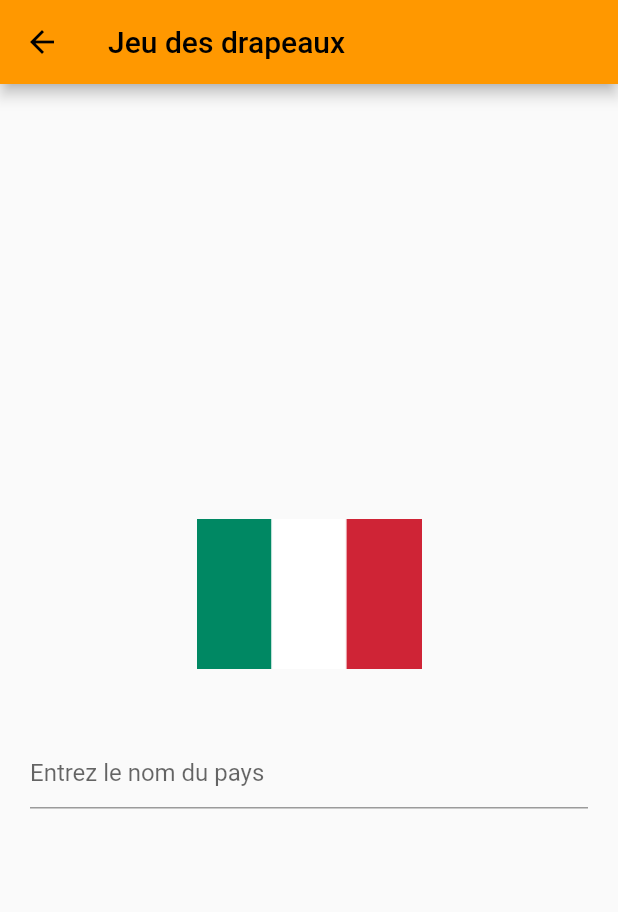
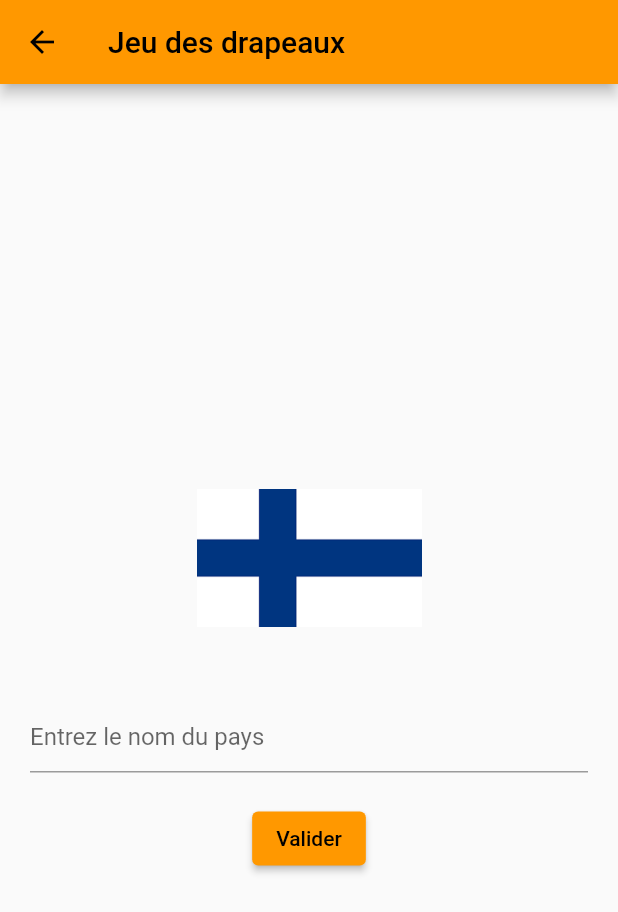
Before and after one commit to Snikyy4/projet_mob, a Flutter app: the FlagsScreen screen opened directly, on a phone screen of 412 x 824 dp. Shown: the top 912 px of the screen. Run offline on Flutter 3.47's test engine with Material 2 defaults, Android fonts, the phone set to English and light mode, and no system bars; our stand-ins replace sqflite; accounts and stored records are empty.

Commit message:
jeu fini

```diff
--- a/lib/page_defi1.dart
+++ b/lib/page_defi1.dart
@@ -20,6 +20,36 @@
     Flag(name: 'Royaume unis', image: 'lib/assets/pays/angleterre.png'),
     Flag(name: 'Argentine', image: 'lib/assets/pays/argentine.png'),
     Flag(name: 'Australie', image: 'lib/assets/pays/australie.png'),
+    Flag(name: 'autriche', image: 'lib/assets/pays/autriche.png'),
+    Flag(name: 'belgique', image: 'lib/assets/pays/belgique.png'),
+    Flag(name: 'bolivie', image: 'lib/assets/pays/bolivie.png'),
+    Flag(name: 'bresil', image: 'lib/assets/pays/bresil.png'),
+    Flag(name: 'chili', image: 'lib/assets/pays/chili.png'),
+    Flag(name: 'chine', image: 'lib/assets/pays/chine.png'),
+    Flag(name: 'colombie', image: 'lib/assets/pays/colombie.png'),
+    Flag(name: 'costa rica', image: 'lib/assets/pays/costa_rica.png'),
+    Flag(name: 'croatie', image: 'lib/assets/pays/croatie.png'),
+    Flag(name: 'finlande', image: 'lib/assets/pays/finlande.png'),
+    Flag(name: 'hongrie', image: 'lib/assets/pays/hongrie.png'),
+    Flag(name: 'inde', image: 'lib/assets/pays/inde.png'),
+    Flag(name: 'irlande', image: 'lib/assets/pays/irlande.png'),
+    Flag(name: 'kazakhstan', image: 'lib/assets/pays/kazakhstan.png'),
+    Flag(name: 'luxembourg', image: 'lib/assets/pays/luxembourg.png'),
+    Flag(name: 'mexique', image: 'lib/assets/pays/mexique.png'),
+    Flag(name: 'norvege', image: 'lib/assets/pays/norvege.png'),
+    Flag(name: 'pays bas', image: 'lib/assets/pays/pays_bas.png'),
+     Flag(name: 'perou', image: 'lib/assets/pays/perou.png'),
+    Flag(name: 'pologne', image: 'lib/assets/pays/pologne.png'),
+    Flag(name: 'portugal', image: 'lib/assets/pays/portugal.png'),
+    Flag(name: 'roumanie', image: 'lib/assets/pays/roumanie.png'),
+    Flag(name: 'russie', image: 'lib/assets/pays/russie.png'),
+    Flag(name: 'suede', image: 'lib/assets/pays/suede.png'),
+
+    Flag(name: 'tunisie', image: 'lib/assets/pays/tunisie.png'),
+    Flag(name: 'turquie', image: 'lib/assets/pays/turquie.png'),
+    Flag(name: 'ukraine', image: 'lib/assets/pays/ukraine.png'),
+    Flag(name: 'uruguay', image: 'lib/assets/pays/uruguay.png'),
+    Flag(name: 'venezuela', image: 'lib/assets/pays/venezuela.png'),
 
     // Ajouter d'autres pays ici si nécessaire
   ];
@@ -52,10 +82,13 @@
     _flags.retainWhere((flag) => selectedFlags.contains(flag));
   }
 
+ int _numCorrectAnswers = 0; // Nombre de réponses correctes
+
 void _onGuess(String guess) {
   if (_currentFlag != null && guess.toLowerCase() == _currentFlag!.name.toLowerCase()) {
     final oldFlagName = _currentFlag!.name;
     _usedFlags.add(_currentFlag!);
+    _numCorrectAnswers++; // Incrémenter le nombre de réponses correctes
     setState(() {
       if (_usedFlags.length == _numFlags) {
         _usedFlags.clear();
@@ -64,7 +97,7 @@
           builder: (BuildContext context) {
             return AlertDialog(
               title: const Text('Fin du jeu!'),
-              content: const Text('Vous avez terminé le jeu!'),
+              content: Text('Vous avez terminé le jeu avec $_numCorrectAnswers réponses correctes sur $_numFlags.'),
               actions: [
                 TextButton(
                   onPressed: () {
@@ -94,8 +127,7 @@
           content: Text('Vous avez deviné le drapeau $oldFlagName.'),
           actions: [
             TextButton(
-              onPressed:
- () {
+              onPressed: () {
                 Navigator.pop(context);
               },
               child: const Text('Continuer'),
@@ -106,6 +138,23 @@
     );
   } else {
     _usedFlags.add(_currentFlag!);
+    showDialog(
+      context: context,
+      builder: (BuildContext context) {
+        return AlertDialog(
+          title: const Text('BOUHHH!'),
+          content: Text('Vous vous êtes trompés .'),
+          actions: [
+            TextButton(
+              onPressed: () {
+                Navigator.pop(context);
+              },
+              child: const Text('Continuer'),
+            ),
+          ],
+        );
+      },
+    );
     if (_usedFlags.length == _numFlags) {
       _usedFlags.clear();
       showDialog(
@@ -113,7 +162,7 @@
         builder: (BuildContext context) {
           return AlertDialog(
             title: const Text('Fin du jeu!'),
-            content: const Text('Vous avez terminé le jeu!'),
+            content: Text('Vous avez terminé le jeu avec $_numCorrectAnswers réponses correctes sur $_numFlags.'),
             actions: [
               TextButton(
                 onPressed: () {
@@ -127,16 +176,6 @@
         },
       );
     } else {
-      showDialog(
-        context: context,
-        builder: (BuildContext context) {
-          return AlertDialog(
-            title: const Text('Incorrect'),
-            content: const Text('La réponse est incorrecte.'),
-            actions: [
-              TextButton(
-                onPressed: () {
-                  Navigator.pop(context);
       setState(() {
         int randomIndex;
         do {
@@ -145,16 +184,16 @@
         _currentFlag = _flags[randomIndex];
         _inputValue = '';
       });
-                },
-                child: const Text('OK'),
-              ),
-            ],
-          );
-        },
-      );
     }
   }
 }
+
+void _validateGuess() {
+  if (_inputValue.isNotEmpty) {
+    _onGuess(_inputValue);
+  }
+}
+
 
 
   @override
@@ -182,14 +221,21 @@
             decoration: const InputDecoration(
               hintText: 'Entrez le nom du pays',
             ),
-              controller: TextEditingController(text: _inputValue), // utiliser un controller pour afficher la valeur actuelle de _inputValue dans le champ de texte
+            controller: TextEditingController(text: _inputValue),
           ),
           const SizedBox(height: 20),
+          ElevatedButton(
+            onPressed: () {
+              _onGuess(_inputValue);
+            },
+            child: const Text('Valider'),
+          ),
         ],
       ),
     ),
   );
 }
+
 }
 
 class Flag {
```
Lines whose indentation alone changed are shown as unchanged.
